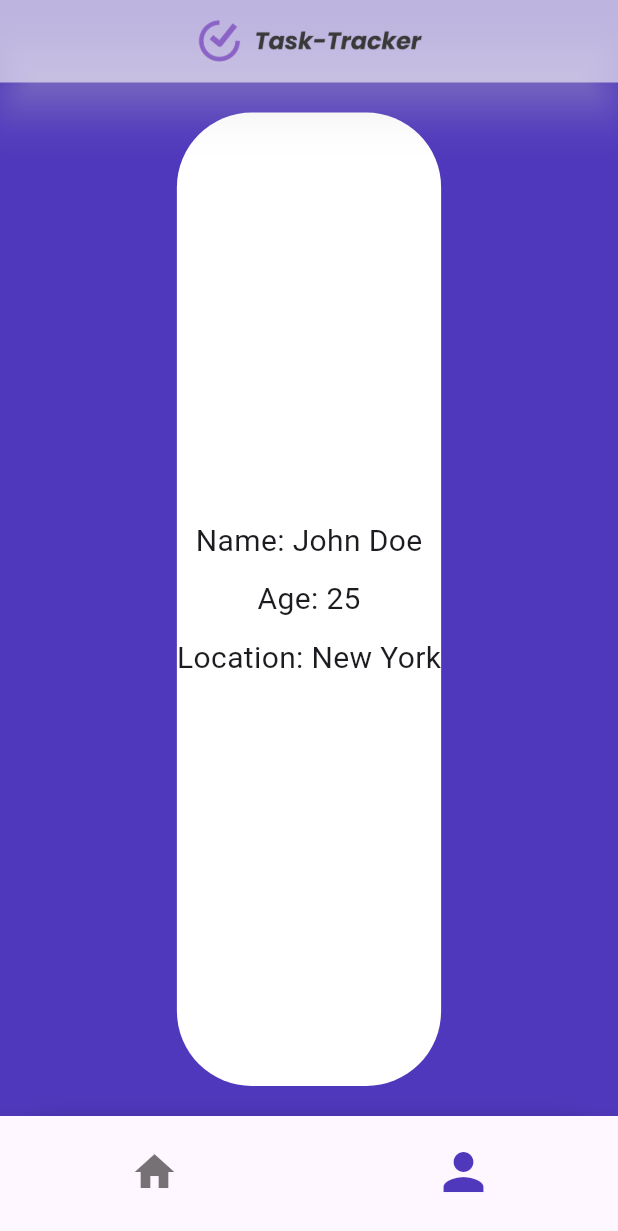
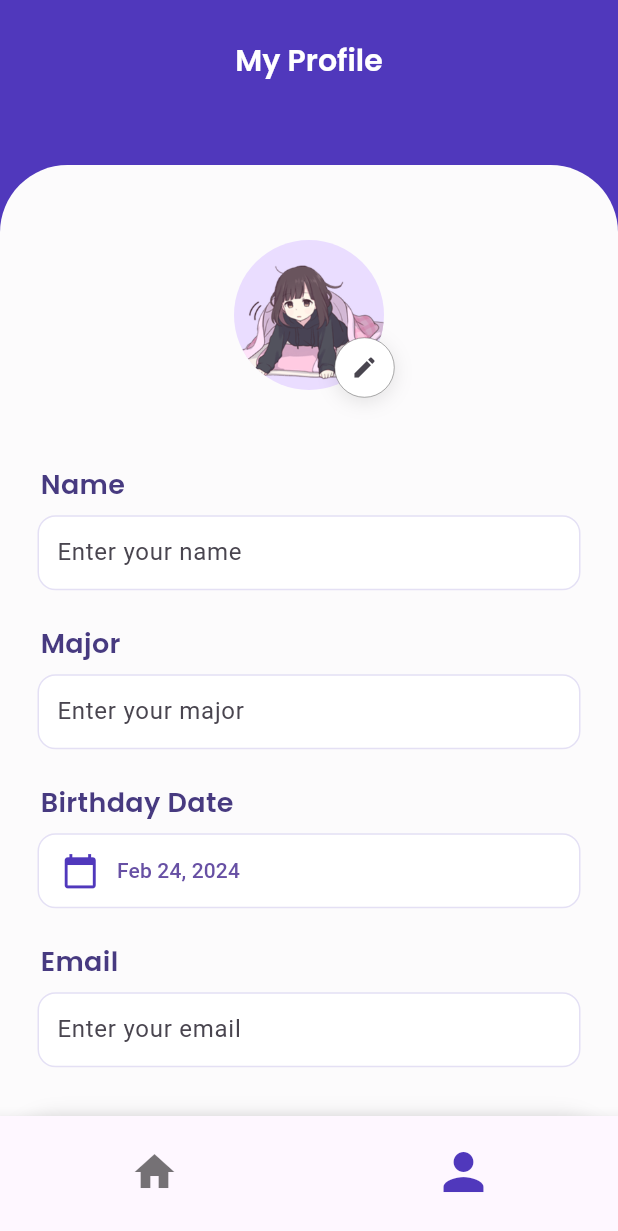
Before and after one commit to hyvos07/todos, a Flutter app: the screen it shows after launch, swiped to page 2, on a phone screen of 412 x 824 dp. Shown: the top 1231 px of the screen. Run offline on Flutter 3.47's test engine with Material 3 defaults, Android fonts, the phone set to English and light mode, and no system bars; our stand-ins replace image_picker.

Commit message:
feat: Profile Page Beta Design

```diff
--- a/lib/aboutyou.dart
+++ b/lib/aboutyou.dart
@@ -1,55 +1,76 @@
 import 'package:flutter/material.dart';
+import 'package:todo_list_app/aboutyou_widget/email_field.dart';
+import 'package:todo_list_app/aboutyou_widget/date_field.dart';
+import 'package:todo_list_app/aboutyou_widget/avatar.dart';
+import 'package:todo_list_app/aboutyou_widget/name_field.dart';
+import 'package:todo_list_app/aboutyou_widget/major_field.dart';
 
-class AboutYouPage extends StatelessWidget {
+class AboutYouPage extends StatefulWidget {
   const AboutYouPage({super.key});
 
   @override
+  State<AboutYouPage> createState() => _AboutYouPageState();
+}
+
+class _AboutYouPageState extends State<AboutYouPage> {
+  @override
   Widget build(BuildContext context) {
+    double hei = MediaQuery.of(context).size.height;
+    double wid = MediaQuery.of(context).size.width;
+
     return Scaffold(
       backgroundColor: const Color(0xFF5038BC),
       appBar: AppBar(
-        elevation: 12,
-        backgroundColor: Colors.white.withOpacity(0.7),
-        scrolledUnderElevation: 10,
-        shadowColor: Colors.white.withOpacity(0.5),
-        toolbarHeight: 55,
+        backgroundColor: Colors.white.withOpacity(0),
+        toolbarHeight: 80,
         centerTitle: true,
-        title: Image.asset(
-          'images/logo2.png',
-          fit: BoxFit.contain,
-          height: 44,
+        title: const Text(
+          "My Profile",
+          style: TextStyle(
+            color: Colors.white,
+            fontSize: 20,
+            fontFamily: 'Poppins',
+            fontWeight: FontWeight.w600,
           ),
         ),
-      body: Center(
+      ),
+      body: SafeArea(
+        child: ListView(
+          children: [
+            Center(
               child: Padding(
-          padding: const EdgeInsets.symmetric(horizontal: 10, vertical: 20),
+                padding: const EdgeInsets.only(top: 30),
                 child: Container(
+                  height: hei - 100,
                   decoration: BoxDecoration(
-              borderRadius: BorderRadius.circular(50),
-              color: Colors.white,
+                    borderRadius: BorderRadius.circular(45),
+                    color: const Color.fromARGB(253, 253, 253, 253),
                   ),
-            child: const Column(
-              mainAxisAlignment: MainAxisAlignment.center,
+                  child: Padding(
+                    padding: const EdgeInsets.symmetric(
+                        horizontal: 25, vertical: 45),
+                    child: Column(
                       children: [
-                Text(
-                  'Name: John Doe',
-                  style: TextStyle(fontSize: 20),
-                ),
-                SizedBox(height: 10),
-                Text(
-                  'Age: 25',
-                  style: TextStyle(fontSize: 20),
-                ),
-                SizedBox(height: 10),
-                Text(
-                  'Location: New York',
-                  style: TextStyle(fontSize: 20),
-                ),
+                        const Avatar(),
+                        Column(
+                          mainAxisAlignment: MainAxisAlignment.spaceEvenly,
+                          crossAxisAlignment: CrossAxisAlignment.start,
+                          children: [
+                            NameField(),
+                            MajorField(),
+                            DateField(),
+                            EmailField()
+                          ],
+                        )
                       ],
                     ),
                   ),
                 ),
               ),
+            ),
+          ],
+        ),
+      ),
     );
   }
 }
--- /dev/null
+++ b/lib/aboutyou_widget/avatar.dart
@@ -0,0 +1,82 @@
+import 'dart:io';
+
+import 'package:flutter/material.dart';
+import 'package:image_picker/image_picker.dart';
+
+class Avatar extends StatefulWidget {
+  const Avatar({Key? key}) : super(key: key);
+
+  @override
+  State<Avatar> createState() => _AvatarState();
+}
+
+class _AvatarState extends State<Avatar> {
+  String defaultAvatar = "images/morningmenhera.png";
+
+  File? _image;
+
+  Future<void> _getImage() async {
+    final pickedFile =
+        await ImagePicker().pickImage(source: ImageSource.gallery);
+
+    setState(() {
+      if (pickedFile != null) {
+        _image = File(pickedFile.path);
+      }
+    });
+  }
+
+  ImageProvider<Object> _buildAvatar() {
+    return _image != null
+        ? FileImage(_image!)
+        : AssetImage(defaultAvatar) as ImageProvider<Object>;
+  }
+
+  @override
+  Widget build(BuildContext context) {
+    return SizedBox(
+      height: 110,
+      width: 140,
+      child: Stack(alignment: Alignment.center, children: [
+        GestureDetector(
+          onTap: _getImage,
+          child: CircleAvatar(
+            radius: 50,
+            backgroundImage: _buildAvatar(),
+            foregroundColor: Colors.transparent,
+          ),
+        ),
+        Positioned(
+          bottom: 0,
+          right: 13,
+          child: Container(
+            height: 40,
+            width: 40,
+            decoration: const BoxDecoration(
+              border: Border.fromBorderSide(BorderSide(
+                color: Color.fromARGB(255, 68, 68, 68),
+                width: 0.3,
+              )),
+              color: Colors.white,
+              shape: BoxShape.circle,
+              boxShadow: [
+                BoxShadow(
+                  color: Color(0x1A000000),
+                  blurRadius: 10,
+                  offset: Offset(0, 3),
+                )
+              ],
+            ),
+            child: IconButton(
+              icon: const Icon(
+                Icons.edit,
+                size: 18,
+              ),
+              onPressed: _getImage,
+            ),
+          ),
+        ),
+      ]),
+    );
+  }
+}
--- /dev/null
+++ b/lib/aboutyou_widget/date_field.dart
@@ -0,0 +1,85 @@
+// ignore_for_file: must_be_immutable
+
+import 'package:flutter/material.dart';
+import 'package:intl/intl.dart';
+
+class DateField extends StatefulWidget {
+  DateField({super.key});
+
+  @override
+  State<DateField> createState() => _DateFieldState();
+}
+
+class _DateFieldState extends State<DateField> {
+  DateTime selectedDate = DateTime.now();
+
+  Future<void> _selectDate(BuildContext context) async {
+    DateTime? picked = await showDatePicker(
+      context: context,
+      initialDate: selectedDate,
+      firstDate: DateTime(1900),
+      lastDate: DateTime.now(),
+    );
+
+    if (picked != null && picked != selectedDate) {
+      setState(() {
+        selectedDate = picked;
+      });
+    }
+  }
+
+  @override
+  Widget build(BuildContext context) {
+    String formattedDate = DateFormat('MMM d, yyyy').format(selectedDate);
+
+    return Column(
+      crossAxisAlignment: CrossAxisAlignment.start,
+      children: [
+        Container(
+          padding: const EdgeInsets.only(left: 2),
+          margin: const EdgeInsets.only(top: 35),
+          child: const Text(
+            "Birthday Date",
+            textAlign: TextAlign.left,
+            style: TextStyle(
+              color: Color.fromARGB(255, 71, 58, 128),
+              fontSize: 18,
+              fontFamily: 'Poppins',
+              fontWeight: FontWeight.w600,
+              height: 0.05,
+            ),
+          ),
+        ),
+        GestureDetector(
+          onTap: () => _selectDate(context),
+          child: Container(
+            margin: const EdgeInsets.only(top: 20),
+            decoration: BoxDecoration(
+                border: Border.all(
+                  color: const Color(0x285038BC),
+                  width: 1,
+                ),
+                color: Colors.white,
+                borderRadius: BorderRadius.circular(12)),
+            child: Row(
+              children: [
+                const Padding(
+                  padding: EdgeInsets.only(left: 15),
+                  child: Icon(
+                    Icons.calendar_today,
+                    color: Color(0xFF5038BC),
+                    size: 25,
+                  ),
+                ),
+                TextButton(
+                  onPressed: () => _selectDate(context),
+                  child: Text(formattedDate),
+                ),
+              ],
+            ),
+          ),
+        ),
+      ],
+    );
+  }
+}
--- /dev/null
+++ b/lib/aboutyou_widget/email_field.dart
@@ -0,0 +1,48 @@
+import 'package:flutter/material.dart';
+
+class EmailField extends StatelessWidget {
+  final _emailController = TextEditingController();
+
+  EmailField({super.key});
+
+  @override
+  Widget build(BuildContext context) {
+    return Column(
+      crossAxisAlignment: CrossAxisAlignment.start,
+      children: [
+        Container(
+          padding: const EdgeInsets.only(left: 2),
+          margin: const EdgeInsets.only(top: 35),
+          child: const Text(
+            "Email",
+            textAlign: TextAlign.left,
+            style: TextStyle(
+              color: Color.fromARGB(255, 71, 58, 128),
+              fontSize: 18,
+              fontFamily: 'Poppins',
+              fontWeight: FontWeight.w600,
+              height: 0.05,
+            ),
+          ),
+        ),
+        Container(
+            margin: const EdgeInsets.only(top: 20),
+            decoration: BoxDecoration(
+                border: Border.all(
+                  color: const Color(0x285038BC),
+                  width: 1,
+                ),
+                color: Colors.white,
+                borderRadius: BorderRadius.circular(12)),
+            child: Padding(
+              padding: const EdgeInsets.only(left: 12, right: 12),
+              child: TextField(
+                decoration: const InputDecoration(
+                    hintText: "Enter your email", border: InputBorder.none),
+                controller: _emailController,
+              ),
+            )),
+      ],
+    );
+  }
+}
--- /dev/null
+++ b/lib/aboutyou_widget/major_field.dart
@@ -0,0 +1,51 @@
+import 'package:flutter/material.dart';
+
+class MajorField extends StatelessWidget {
+  final _majorController = TextEditingController();
+
+  MajorField({super.key});
+
+  @override
+  Widget build(BuildContext context) {
+    return Column(
+      crossAxisAlignment: CrossAxisAlignment.start,
+      children: [
+        Container(
+          padding: const EdgeInsets.only(left: 2),
+          margin: const EdgeInsets.only(top: 35),
+          child: const Text(
+            "Major",
+            textAlign: TextAlign.left,
+            style: TextStyle(
+              color: Color.fromARGB(255, 71, 58, 128),
+              fontSize: 18,
+              fontFamily: 'Poppins',
+              fontWeight: FontWeight.w600,
+              height: 0.05,
+            ),
+          ),
+        ),
+        Container(
+          margin: const EdgeInsets.only(top: 20),
+          decoration: BoxDecoration(
+              border: Border.all(
+                color: const Color(0x285038BC),
+                width: 1,
+              ),
+              color: Colors.white,
+              borderRadius: BorderRadius.circular(12)),
+          child: Padding(
+            padding: const EdgeInsets.only(
+                left: 12, right: 12),
+            child: TextField(
+              decoration: const InputDecoration(
+                  hintText: "Enter your major",
+                  border: InputBorder.none),
+              controller: _majorController,
+            ),
+          )
+        ),
+      ],
+    );
+  }
+}
--- /dev/null
+++ b/lib/aboutyou_widget/name_field.dart
@@ -0,0 +1,48 @@
+import 'package:flutter/material.dart';
+
+class NameField extends StatelessWidget {
+  final _nameController = TextEditingController();
+
+  NameField({super.key});
+
+  @override
+  Widget build(BuildContext context) {
+    return Column(
+      crossAxisAlignment: CrossAxisAlignment.start,
+      children: [
+        Container(
+          padding: const EdgeInsets.only(left: 2),
+          margin: const EdgeInsets.only(top: 57.5),
+          child: const Text(
+            "Name",
+            textAlign: TextAlign.left,
+            style: TextStyle(
+              color: Color.fromARGB(255, 71, 58, 128),
+              fontSize: 18,
+              fontFamily: 'Poppins',
+              fontWeight: FontWeight.w600,
+              height: 0.05,
+            ),
+          ),
+        ),
+        Container(
+            margin: const EdgeInsets.only(top: 20),
+            decoration: BoxDecoration(
+                border: Border.all(
+                  color: const Color(0x285038BC),
+                  width: 1,
+                ),
+                color: Colors.white,
+                borderRadius: BorderRadius.circular(12)),
+            child: Padding(
+              padding: const EdgeInsets.only(left: 12, right: 12),
+              child: TextField(
+                decoration: const InputDecoration(
+                    hintText: "Enter your name", border: InputBorder.none),
+                controller: _nameController,
+              ),
+            )),
+      ],
+    );
+  }
+}
--- a/pubspec.yaml
+++ b/pubspec.yaml
@@ -15,6 +15,7 @@ dependencies:
 
 
   cupertino_icons: ^1.0.2
+  image_picker: ^1.0.7
   intl: ^0.19.0
 
 dev_dependencies:
```
Lines whose indentation alone changed are shown as unchanged.
